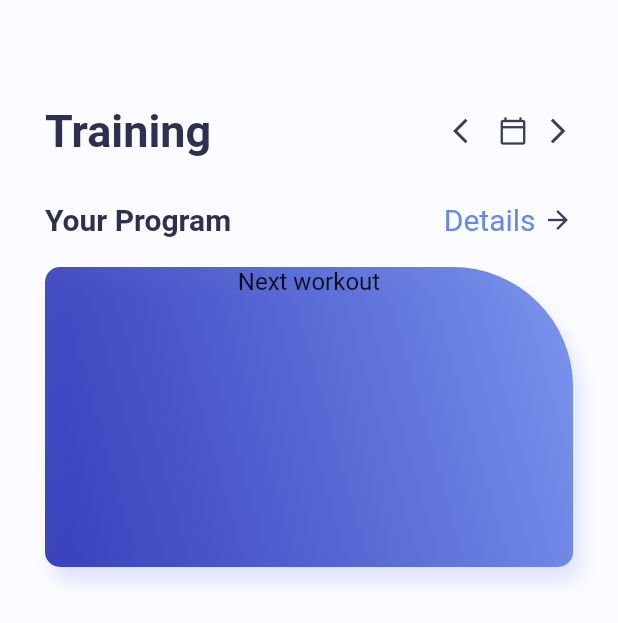
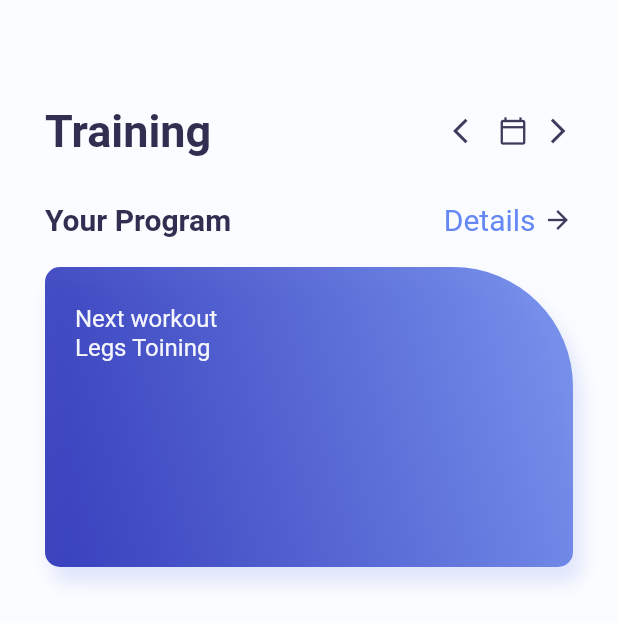
Before and after one commit to kohenro19/MuscleTraining_flutter_001, a Flutter app: the screen it shows after launch, on a phone screen of 412 x 824 dp. Shown: the top 623 px of the screen. Run offline on Flutter 3.47's test engine with Material 2 defaults, Android fonts, the phone set to English and light mode, and no system bars.

Commit message:
20220314r1

```diff
--- a/lib/colors.dart
+++ b/lib/colors.dart
@@ -9,4 +9,11 @@ class AppColor{
   static Color homePageSubtitle = const Color(0xFF414160);
   static Color homePageDetail = const Color(0xFF6588f4);
   static Color homePageIcons = const Color(0xFF3b3c5c);
+  static Color homePageContainerTextSmall = const Color(0xFFf4f5fd);
+  static Color homePageContainerTextBig = const Color(0xFFffffff);
+  static Color homePagePlanColor = const Color(0xFFa2a2b1);
+  static Color secondPageTopIconColor = const Color(0xFFb7bce8);
+  static Color secondPageTitleColor = const Color(0xFFfefeff);
+  // static Color secondPageContainerGradient1stColor = const Color(0xFFfefeff);
+  // static Color secondPageContainerGradient2stColor = const Color(0xFFfefeff);
 }
--- a/lib/home_page.dart
+++ b/lib/home_page.dart
@@ -99,7 +99,10 @@ class _HomePageState extends State<HomePage> {
                     )
                   ]
               ),
+              child: Container(
+                padding: const EdgeInsets.only(left: 20, top: 25,),
                 child: Column(
+                  crossAxisAlignment: CrossAxisAlignment.start,
                   children: [
                     Text(
                       "Next workout",
@@ -107,10 +110,19 @@ class _HomePageState extends State<HomePage> {
                         fontSize: 16,
                         color: color.AppColor.homePageContainerTextSmall
                        ),
-                  )
+                     ),
+
+                    Text(
+                        "Legs Toining",
+                        style: TextStyle(
+                          fontSize: 16,
+                          color: color.AppColor.homePageContainerTextSmall
+                        ),
+                      ),
                   ]
                 ),
-            )
+              ),
+            ),
           ],
         ),
       ),
```
Lines whose indentation alone changed are shown as unchanged.
